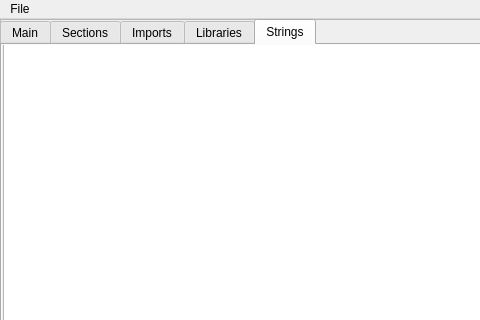
This is framework.ui in Saltbourne/ELFStudio as Qt 5 draws it before an edit; both pictures show x 0 to 480 and y 0 to 320 of the 800 by 600 pixel window. The edited form follows.
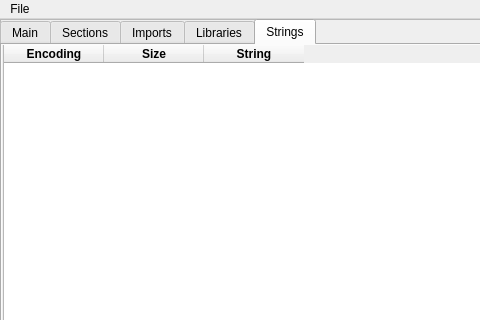
This is the edited form. The open tabs and pages were chosen to show the change.

Commit message:
Strings integrated
Actual strings function (aka not just a system call to the command). Table entries instead of text view. Size and encoding also provided. Detecting unicode encoding is currently finicky however.

```diff
--- a/framework.ui
+++ b/framework.ui
@@ -250,7 +250,7 @@
              <height>549</height>
             </rect>
            </property>
-           <widget class="QTextEdit" name="stringsBox">
+           <widget class="QTableWidget" name="stringTable">
             <property name="geometry">
              <rect>
               <x>180</x>
@@ -259,9 +259,48 @@
               <height>521</height>
              </rect>
             </property>
-            <property name="readOnly">
-             <bool>true</bool>
+            <property name="rowCount">
+             <number>0</number>
             </property>
+            <property name="columnCount">
+             <number>3</number>
+            </property>
+            <attribute name="verticalHeaderShowSortIndicator" stdset="0">
+             <bool>false</bool>
+            </attribute>
+            <attribute name="verticalHeaderStretchLastSection">
+             <bool>false</bool>
+            </attribute>
+            <column>
+             <property name="text">
+              <string>Encoding</string>
+             </property>
+             <property name="font">
+              <font>
+               <bold>true</bold>
+              </font>
+             </property>
+            </column>
+            <column>
+             <property name="text">
+              <string>Size</string>
+             </property>
+             <property name="font">
+              <font>
+               <bold>true</bold>
+              </font>
+             </property>
+            </column>
+            <column>
+             <property name="text">
+              <string>String</string>
+             </property>
+             <property name="font">
+              <font>
+               <bold>true</bold>
+              </font>
+             </property>
+            </column>
            </widget>
           </widget>
          </widget>
```
Left out of the diff: 2 changed lines with no effect on the pictures. The commit also changes 2 other files.
